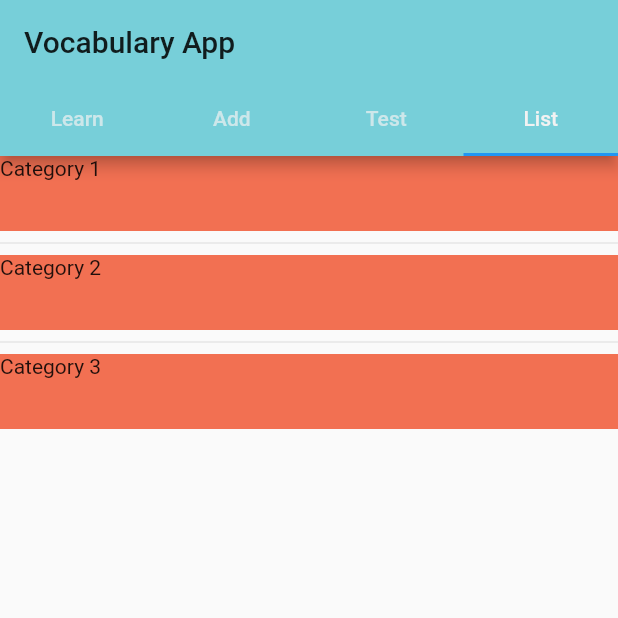
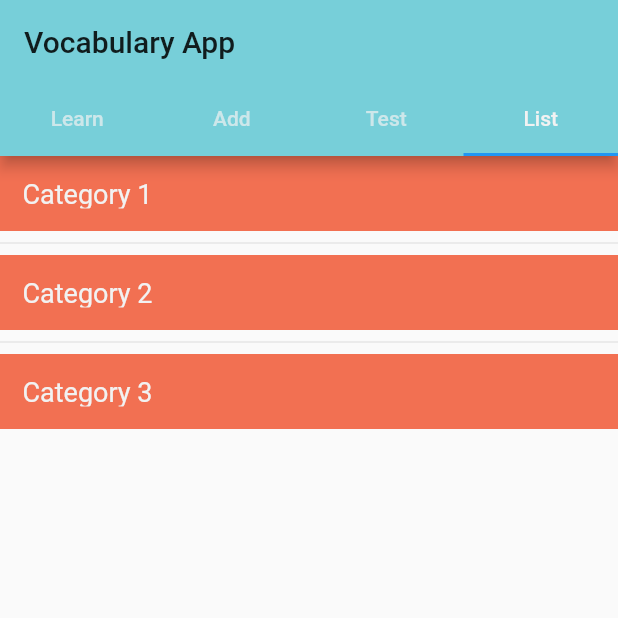
Before and after one commit to Jack1114/keep-it-up, a Flutter app: the screen it shows after launch, tab 4 chosen, on a phone screen of 412 x 824 dp, the top half of it. Run offline on Flutter 3.47's test engine with Material 2 defaults, Android fonts, the phone set to English and light mode, and no system bars; our stand-ins replace shared_preferences.

Commit message:
set the style for the list page

```diff
--- a/lib/main.dart
+++ b/lib/main.dart
@@ -204,9 +204,17 @@ class MyApp extends StatelessWidget {
         height: 50,
         color: new Color(0xFFF27052),
         child: Align(
-          alignment: Alignment.topLeft,
-          child: Text('Category ${items[index]}'),
-        ),
+            alignment: Alignment.topLeft,
+            child: Padding(
+              padding: EdgeInsets.all(15),
+              child: Text(
+                'Category ${items[index]}',
+                style: TextStyle(
+                  color: new Color(0XFFF2F2F2),
+                  fontSize: 18.00,
+                ),
+              ),
+            )),
       );
     },
     separatorBuilder: (BuildContext context, int index) => const Divider(),
```
